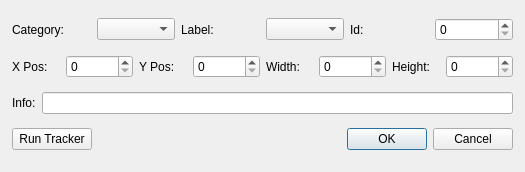
This is modules/app/dialogboundingbox.ui in smartsenselab/SSAT as Qt 5 draws it before an edit. The edited form follows.
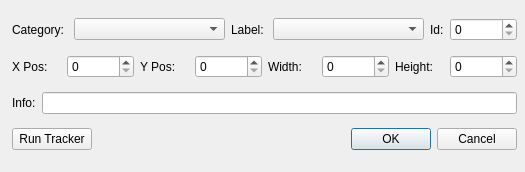
This is the edited form.

Commit message: Expanding bbox in DialogBoundingBox

Patch:
```diff
--- a/modules/app/dialogboundingbox.ui
+++ b/modules/app/dialogboundingbox.ui
@@ -10,6 +10,12 @@
     <height>172</height>
    </rect>
   </property>
+  <property name="sizePolicy">
+   <sizepolicy hsizetype="Fixed" vsizetype="Fixed">
+    <horstretch>0</horstretch>
+    <verstretch>0</verstretch>
+   </sizepolicy>
+  </property>
   <property name="windowTitle">
    <string>Bounding Box Adjust</string>
   </property>
@@ -18,7 +24,7 @@
     <rect>
      <x>12</x>
      <y>10</y>
-     <width>501</width>
+     <width>505</width>
      <height>151</height>
     </rect>
    </property>
@@ -33,7 +39,14 @@
        </widget>
       </item>
       <item>
-       <widget class="QComboBox" name="comboBoxCategory"/>
+       <widget class="QComboBox" name="comboBoxCategory">
+        <property name="sizePolicy">
+         <sizepolicy hsizetype="Expanding" vsizetype="Fixed">
+          <horstretch>0</horstretch>
+          <verstretch>0</verstretch>
+         </sizepolicy>
+        </property>
+       </widget>
       </item>
       <item>
        <widget class="QLabel" name="labelLabel">
@@ -43,7 +56,14 @@
        </widget>
       </item>
       <item>
-       <widget class="QComboBox" name="comboBoxLabel"/>
+       <widget class="QComboBox" name="comboBoxLabel">
+        <property name="sizePolicy">
+         <sizepolicy hsizetype="Expanding" vsizetype="Fixed">
+          <horstretch>0</horstretch>
+          <verstretch>0</verstretch>
+         </sizepolicy>
+        </property>
+       </widget>
       </item>
       <item>
        <widget class="QLabel" name="labelId">
```
